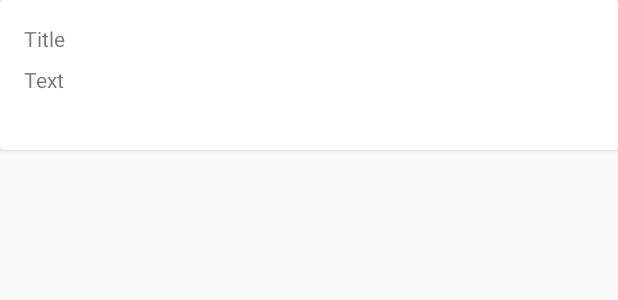
After one commit to javiergomezve/foodtruck-android, an Android app: the layout card_foodtruck_review.xml on its own in the app's theme, with its tools: preview values and no code run, on a phone screen of 412 x 824 dp. The commit adds this screen. Shown: the top 300 px of the screen. Run offline under Robolectric (Android 15) with nearby library versions, the phone set to English and light mode, and no system bars; network calls fail.

Commit message:
Show reviews list

```diff
--- a/app/src/main/AndroidManifest.xml
+++ b/app/src/main/AndroidManifest.xml
@@ -19,6 +19,7 @@
                 <category android:name="android.intent.category.LAUNCHER" />
             </intent-filter>
         </activity>
+
         <meta-data
             android:name="com.google.android.geo.API_KEY"
             android:value="@string/google_maps_key" />
@@ -26,6 +27,7 @@
         <activity
             android:name=".activities.FoodTruckDetailActivity"
             android:label="@string/title_activity_food_truck_detail" />
+        <activity android:name=".activities.ReviewListActivity"></activity>
     </application>
 
 </manifest>
--- a/app/src/main/java/com/javiergomezve/foodtruck/data/Constants.java
+++ b/app/src/main/java/com/javiergomezve/foodtruck/data/Constants.java
@@ -2,4 +2,5 @@ package com.javiergomezve.foodtruck.data;
 
 public class Constants {
     public static final String GET_ALL_FT = "http://10.0.2.2:3005/api/v1/foodtruck";
+    public static final String GET_ALL_FT_R = "http://10.0.2.2:3005/api/v1/foodtruck/%s/review";
 }
--- /dev/null
+++ b/app/src/main/res/layout/card_foodtruck_review.xml
@@ -0,0 +1,41 @@
+<?xml version="1.0" encoding="utf-8"?>
+<android.support.v7.widget.CardView
+    xmlns:android="http://schemas.android.com/apk/res/android"
+    xmlns:app="http://schemas.android.com/apk/res-auto"
+    xmlns:tools="http://schemas.android.com/tools"
+    android:layout_width="match_parent"
+    android:layout_height="100dp">
+
+    <android.support.constraint.ConstraintLayout
+        android:layout_width="match_parent"
+        android:layout_height="match_parent">
+
+        <TextView
+            android:id="@+id/foodtruck_review_title"
+            android:layout_width="match_parent"
+            android:layout_height="wrap_content"
+            android:layout_marginEnd="16dp"
+            android:layout_marginLeft="16dp"
+            android:layout_marginRight="16dp"
+            android:layout_marginStart="16dp"
+            android:layout_marginTop="16dp"
+            android:text="Title"
+            app:layout_constraintEnd_toEndOf="parent"
+            app:layout_constraintStart_toStartOf="parent"
+            app:layout_constraintTop_toTopOf="parent" />
+
+        <TextView
+            android:id="@+id/foodtruck_review_text"
+            android:layout_width="match_parent"
+            android:layout_height="wrap_content"
+            android:layout_marginEnd="16dp"
+            android:layout_marginLeft="16dp"
+            android:layout_marginRight="16dp"
+            android:layout_marginStart="16dp"
+            android:layout_marginTop="8dp"
+            android:text="Text"
+            app:layout_constraintEnd_toEndOf="parent"
+            app:layout_constraintStart_toStartOf="parent"
+            app:layout_constraintTop_toBottomOf="@+id/foodtruck_review_title" />
+    </android.support.constraint.ConstraintLayout>
+</android.support.v7.widget.CardView>
```
Also changed, not shown: app/src/main/java/com/javiergomezve/foodtruck/activities/FoodTruckDetailActivity.java (+10 -0 lines), app/src/main/java/com/javiergomezve/foodtruck/activities/ReviewListActivity.java (added, +55 -0 lines), app/src/main/java/com/javiergomezve/foodtruck/adapter/FoodTruckReviewsAdapter.java (added, +40 -0 lines), app/src/main/java/com/javiergomezve/foodtruck/data/DataService.java (+46 -0 lines), app/src/main/java/com/javiergomezve/foodtruck/holder/FoodTruckReviewHolder.java (added, +25 -0 lines), app/src/main/java/com/javiergomezve/foodtruck/model/FoodTruckReview.java (added, +25 -0 lines), app/src/main/res/layout/activity_review_list.xml (added, +18 -0 lines), app/src/main/res/layout/recycler_foodtruck_review.xml (added, +12 -0 lines).
